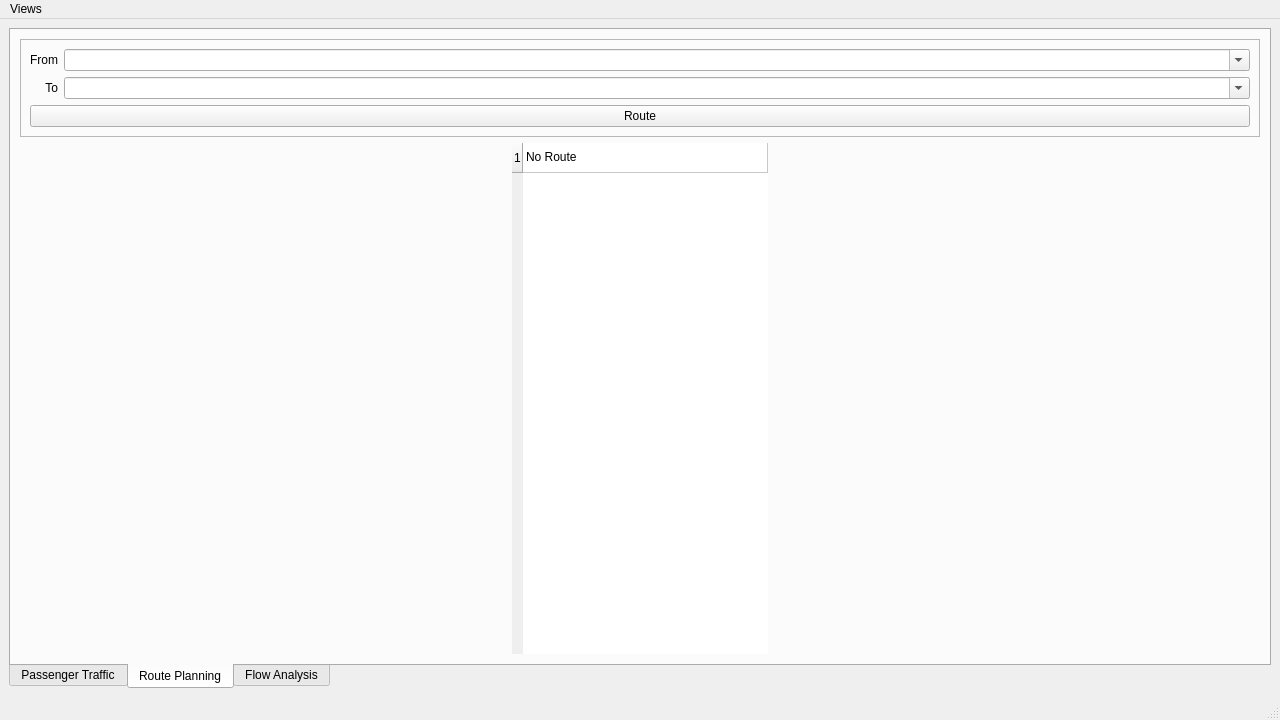
Old version of the form src/mainwindow.ui in the repository skyzh/Meteor.
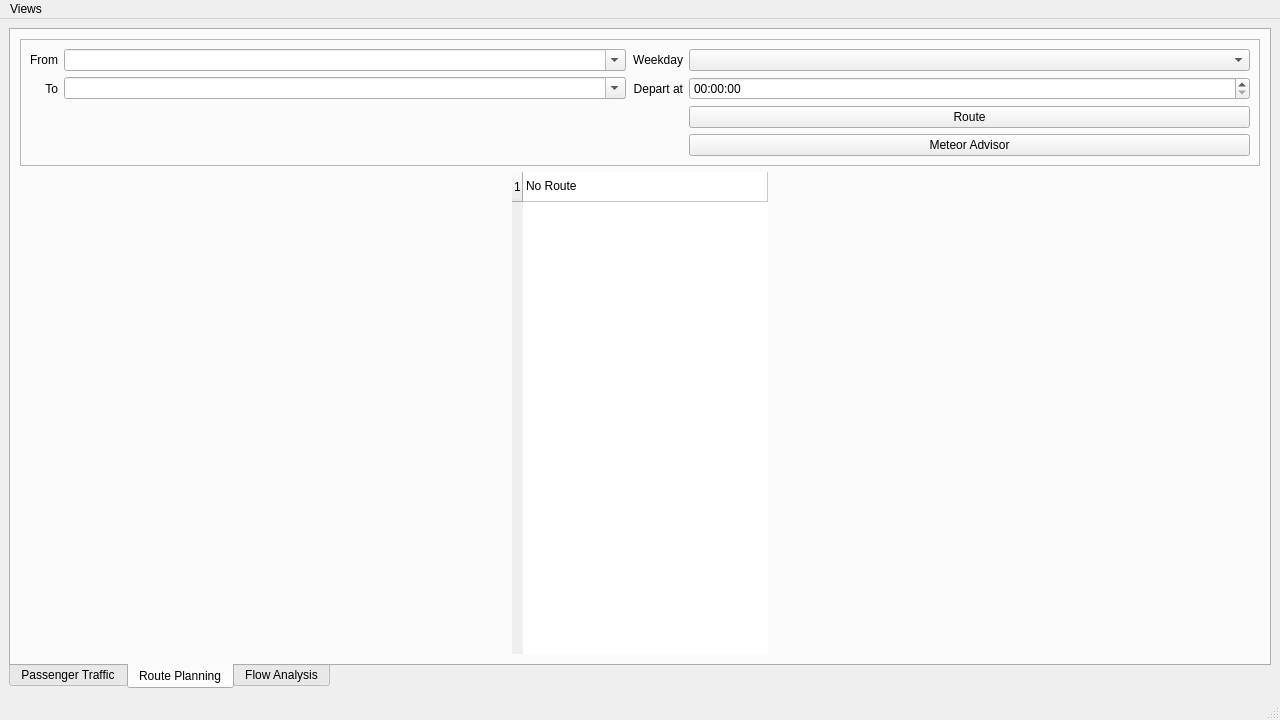
New version of the form. The open tabs and pages were chosen to show the change.

Commit message: complete smart travel analysis

Patch:
```diff
--- a/src/mainwindow.ui
+++ b/src/mainwindow.ui
@@ -318,58 +318,94 @@
           <property name="frameShadow">
            <enum>QFrame::Raised</enum>
           </property>
-          <layout class="QVBoxLayout" name="verticalLayout_4">
-           <item>
-            <layout class="QGridLayout" name="gridLayout_2">
-             <item row="0" column="0">
-              <widget class="QLabel" name="labelStationFrom">
-               <property name="text">
-                <string>From</string>
-               </property>
-               <property name="alignment">
-                <set>Qt::AlignRight|Qt::AlignTrailing|Qt::AlignVCenter</set>
-               </property>
-              </widget>
-             </item>
-             <item row="0" column="1">
-              <widget class="QComboBox" name="comboRouteFrom">
-               <property name="sizePolicy">
-                <sizepolicy hsizetype="Expanding" vsizetype="Fixed">
-                 <horstretch>0</horstretch>
-                 <verstretch>0</verstretch>
-                </sizepolicy>
-               </property>
-               <property name="editable">
-                <bool>true</bool>
-               </property>
-              </widget>
-             </item>
-             <item row="1" column="0">
-              <widget class="QLabel" name="labelStationTo">
-               <property name="text">
-                <string>To</string>
-               </property>
-               <property name="alignment">
-                <set>Qt::AlignRight|Qt::AlignTrailing|Qt::AlignVCenter</set>
-               </property>
-              </widget>
-             </item>
-             <item row="1" column="1">
-              <widget class="QComboBox" name="comboRouteTo">
-               <property name="editable">
-                <bool>true</bool>
-               </property>
-              </widget>
-             </item>
-            </layout>
+          <layout class="QGridLayout" name="gridLayout_4">
+           <item row="2" column="1">
+            <widget class="QComboBox" name="comboRouteTo">
+             <property name="editable">
+              <bool>true</bool>
+             </property>
+            </widget>
            </item>
-           <item>
+           <item row="0" column="3">
+            <widget class="QComboBox" name="comboBoxSmartWeekday">
+             <property name="sizePolicy">
+              <sizepolicy hsizetype="Expanding" vsizetype="Fixed">
+               <horstretch>0</horstretch>
+               <verstretch>0</verstretch>
+              </sizepolicy>
+             </property>
+            </widget>
+           </item>
+           <item row="4" column="3">
             <widget class="QPushButton" name="pushButtonRoutePlanning">
              <property name="text">
               <string>Route</string>
              </property>
             </widget>
            </item>
+           <item row="0" column="2">
+            <widget class="QLabel" name="labelSmartWeekday">
+             <property name="text">
+              <string>Weekday</string>
+             </property>
+             <property name="alignment">
+              <set>Qt::AlignRight|Qt::AlignTrailing|Qt::AlignVCenter</set>
+             </property>
+            </widget>
+           </item>
+           <item row="2" column="2">
+            <widget class="QLabel" name="labelRouteDeparture">
+             <property name="text">
+              <string>Depart at</string>
+             </property>
+             <property name="alignment">
+              <set>Qt::AlignRight|Qt::AlignTrailing|Qt::AlignVCenter</set>
+             </property>
+            </widget>
+           </item>
+           <item row="2" column="0">
+            <widget class="QLabel" name="labelStationTo">
+             <property name="text">
+              <string>To</string>
+             </property>
+             <property name="alignment">
+              <set>Qt::AlignRight|Qt::AlignTrailing|Qt::AlignVCenter</set>
+             </property>
+            </widget>
+           </item>
+           <item row="0" column="1">
+            <widget class="QComboBox" name="comboRouteFrom">
+             <property name="sizePolicy">
+              <sizepolicy hsizetype="Expanding" vsizetype="Fixed">
+               <horstretch>0</horstretch>
+               <verstretch>0</verstretch>
+              </sizepolicy>
+             </property>
+             <property name="editable">
+              <bool>true</bool>
+             </property>
+            </widget>
+           </item>
+           <item row="0" column="0">
+            <widget class="QLabel" name="labelStationFrom">
+             <property name="text">
+              <string>From</string>
+             </property>
+             <property name="alignment">
+              <set>Qt::AlignRight|Qt::AlignTrailing|Qt::AlignVCenter</set>
+             </property>
+            </widget>
+           </item>
+           <item row="2" column="3">
+            <widget class="QTimeEdit" name="timeEdit"/>
+           </item>
+           <item row="5" column="3">
+            <widget class="QPushButton" name="pushButtonSmartTravel">
+             <property name="text">
+              <string>Meteor Advisor</string>
+             </property>
+            </widget>
+           </item>
           </layout>
          </widget>
         </item>
```
Left out of the diff: 2 changed lines with no effect on the pictures. The commit also changes 9 other files.
